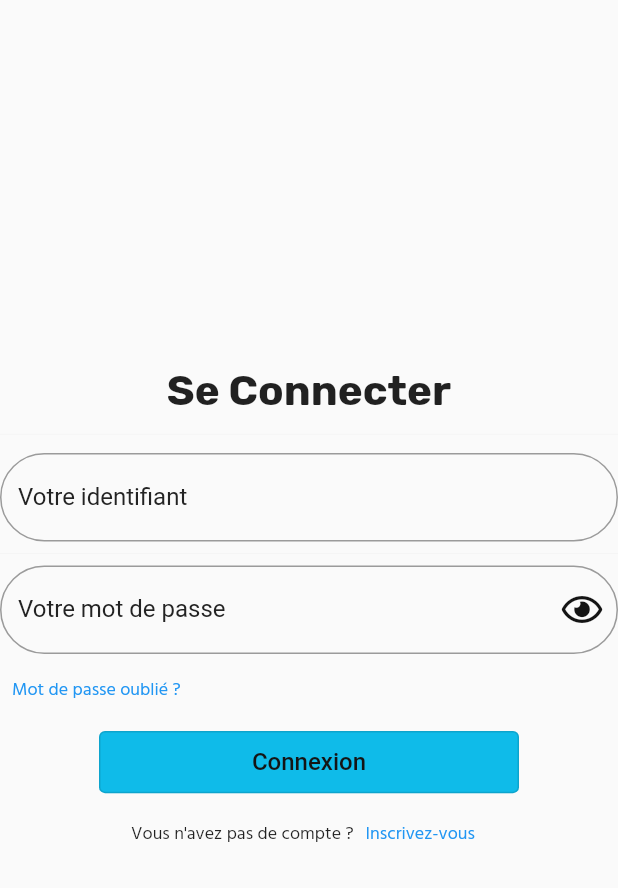
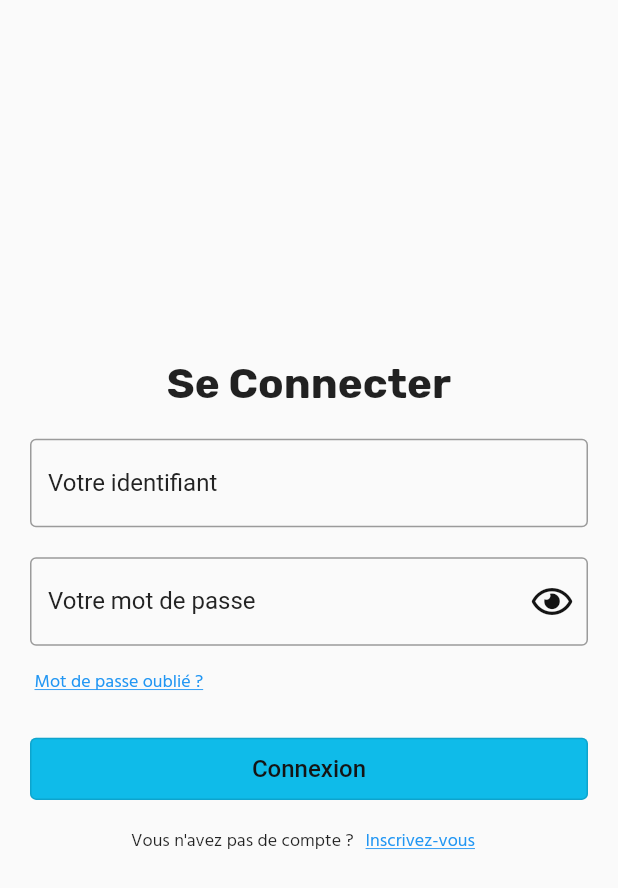
Before and after one commit to Leo-Teixeira/exeo, a Flutter app: the screen it shows after launch, on a phone screen of 412 x 824 dp. Shown: the top 888 px of the screen. Run offline on Flutter 3.47's test engine with Material 2 defaults, Android fonts, the phone set to English and light mode, and no system bars; our stand-ins replace flutter_riverpod, fluttericon; Roboto replaces fonts that are missing (HindMaduraiMedium).

Commit message:
end of design Login page

```diff
--- a/lib/screens/login.dart
+++ b/lib/screens/login.dart
@@ -26,16 +26,17 @@ class LoginPage extends ConsumerWidget {
                 "Se Connecter",
                 style: TextStyle(fontFamily: fontRubikBold, fontSize: 28),
               ),
-              const Divider(
-                height: 25,
-                color: coulWhite,
+              const SizedBox(
+                height: 20,
               ),
               Form(
                 key: _loginKey,
                 child: AutofillGroup(
                   child: Column(
                     children: [
-                      TextFormField(
+                      Container(
+                        margin: const EdgeInsets.fromLTRB(20, 0, 20, 0),
+                        child: TextFormField(
                           // autofillHints: const [AutofillHints.email],
                           textInputAction: TextInputAction.next,
                           focusNode: identifiant,
@@ -54,27 +55,27 @@ class LoginPage extends ConsumerWidget {
                             fontFamily: fontHindMaduraiMedium,
                             fontSize: 16,
                           ),
-                        decoration: InputDecoration(
+                          decoration: const InputDecoration(
                             border: OutlineInputBorder(
-                            borderSide: const BorderSide(
+                              borderSide: BorderSide(
                                 width: 1,
                                 color: coulGrey,
                               ),
-                            borderRadius: BorderRadius.circular(30.0),
+                              // borderRadius: BorderRadius.(),
                             ),
                             hintText: "PlaceHolder",
-                          hintStyle: const TextStyle(
+                            hintStyle: TextStyle(
                               fontFamily: fontHindMaduraiMedium,
                               fontSize: 16,
                             ),
                             focusedBorder: OutlineInputBorder(
-                            borderSide: const BorderSide(
+                              borderSide: BorderSide(
                                 width: 1,
                                 color: coulGrey,
                               ),
-                            borderRadius: BorderRadius.circular(30.0),
+                              // borderRadius: BorderRadius.circular(30.0),
                             ),
-                          labelStyle: const TextStyle(
+                            labelStyle: TextStyle(
                               color: coulGrey,
                               fontFamily: fontHindMaduraiMedium,
                               fontSize: 16,
@@ -82,11 +83,17 @@ class LoginPage extends ConsumerWidget {
                             labelText: "Votre identifiant",
                           ),
                         ),
-                      const Divider(color: coulWhite),
+                      ),
+                      const SizedBox(
+                        height: 20,
+                      ),
                       Column(
                         crossAxisAlignment: CrossAxisAlignment.start,
+                        mainAxisAlignment: MainAxisAlignment.spaceAround,
                         children: [
-                          TextFormField(
+                          Container(
+                            margin: const EdgeInsets.fromLTRB(20, 0, 20, 0),
+                            child: TextFormField(
                               // autofillHints: const [AutofillHints.email],
                               textInputAction: TextInputAction.next,
                               focusNode: password,
@@ -105,31 +112,31 @@ class LoginPage extends ConsumerWidget {
                                 fontFamily: fontHindMaduraiMedium,
                                 fontSize: 16,
                               ),
-                            decoration: InputDecoration(
+                              decoration: const InputDecoration(
                                 border: OutlineInputBorder(
-                                borderSide: const BorderSide(
+                                  borderSide: BorderSide(
                                     width: 1,
                                     color: coulGrey,
                                   ),
-                                borderRadius: BorderRadius.circular(30.0),
+                                  // borderRadius: BorderRadius.circular(30.0),
                                 ),
                                 hintText: "PlaceHolder",
-                              hintStyle: const TextStyle(
+                                hintStyle: TextStyle(
                                   fontFamily: fontHindMaduraiMedium,
                                   fontSize: 16,
                                 ),
-                              suffixIcon: const Icon(
+                                suffixIcon: Icon(
                                   FontAwesome5.eye,
                                   color: coulBlack,
                                 ),
                                 focusedBorder: OutlineInputBorder(
-                                borderSide: const BorderSide(
+                                  borderSide: BorderSide(
                                     width: 1,
                                     color: coulGrey,
                                   ),
-                                borderRadius: BorderRadius.circular(30.0),
+                                  // borderRadius: BorderRadius.circular(30.0),
                                 ),
-                              labelStyle: const TextStyle(
+                                labelStyle: TextStyle(
                                   color: coulGrey,
                                   fontFamily: fontHindMaduraiMedium,
                                   fontSize: 16,
@@ -137,28 +144,40 @@ class LoginPage extends ConsumerWidget {
                                 labelText: "Votre mot de passe",
                               ),
                             ),
-                          TextButton(
+                          ),
+                          Container(
+                            margin: const EdgeInsets.fromLTRB(15, 0, 20, 0),
+                            padding: const EdgeInsets.fromLTRB(0, 0, 0, 0),
+                            child: TextButton(
                               onPressed: () {},
                               child: const Text(
                                 "Mot de passe oublié ?",
                                 style: TextStyle(
+                                    decoration: TextDecoration.underline,
                                     fontFamily: fontHindMaduraiRegular,
                                     fontSize: 12),
                               ),
                             ),
+                          ),
                         ],
                       ),
-                      OutlinedButton(
+                      const SizedBox(
+                        height: 10,
+                      ),
+                      Container(
+                        margin: const EdgeInsets.fromLTRB(20, 0, 20, 0),
+                        child: OutlinedButton(
                           onPressed: () {},
                           style: ButtonStyle(
                             backgroundColor:
                                 MaterialStateProperty.all<Color?>(coulCiel),
                             minimumSize: MaterialStateProperty.all<Size?>(
-                            const Size(280.0, 40.0),
+                              const Size(500.0, 40.0),
                             ),
                             padding:
                                 MaterialStateProperty.all<EdgeInsetsGeometry?>(
-                            const EdgeInsets.fromLTRB(2.25, 11.25, 2.25, 11.25),
+                              const EdgeInsets.fromLTRB(
+                                  2.25, 11.25, 2.25, 11.25),
                             ),
                           ),
                           child: const Text(
@@ -167,6 +186,7 @@ class LoginPage extends ConsumerWidget {
                               color: coulBlack,
                               fontFamily: fontHindMaduraiMedium,
                               fontSize: 16,
+                            ),
                           ),
                         ),
                       ),
@@ -185,6 +205,7 @@ class LoginPage extends ConsumerWidget {
                             child: const Text(
                               "Inscrivez-vous",
                               style: TextStyle(
+                                decoration: TextDecoration.underline,
                                 fontFamily: fontHindMaduraiRegular,
                                 fontSize: 12,
                               ),
```
Lines whose indentation alone changed are shown as unchanged.
